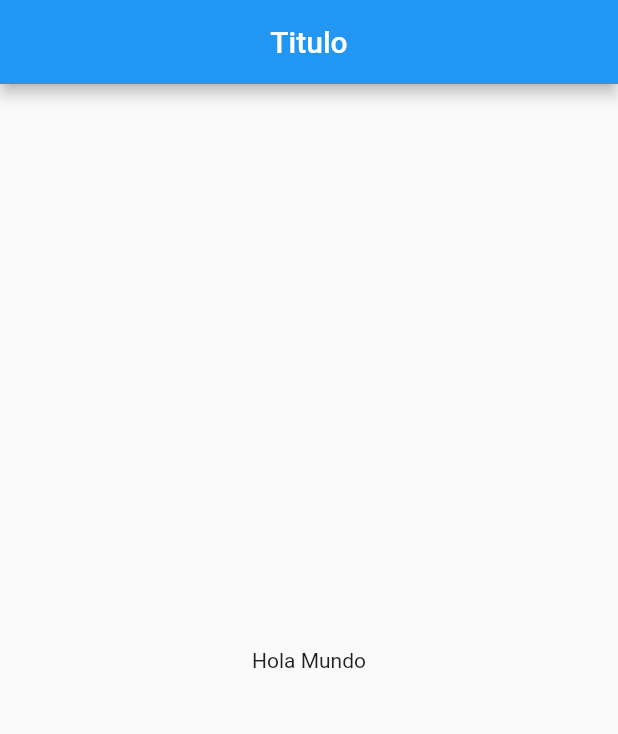
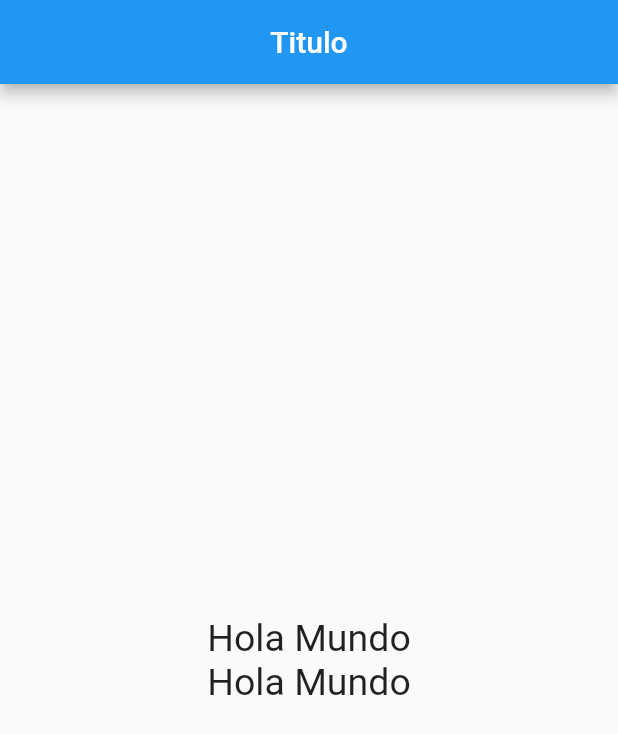
Before and after one commit to LuisYauri/flutter, a Flutter app: the screen it shows after launch, on a phone screen of 412 x 824 dp. Shown: the top 734 px of the screen. Run offline on Flutter 3.47's test engine with Material 2 defaults, Android fonts, the phone set to English and light mode, and no system bars.

Commit message:
Add column an style

```diff
--- a/flutter_app/lib/src/pages/home_page.dart
+++ b/flutter_app/lib/src/pages/home_page.dart
@@ -1,7 +1,8 @@
-import 'package:flutter/cupertino.dart';
 import 'package:flutter/material.dart';
 
 class HomePage extends StatelessWidget {
+  final TextStyle styleText = new TextStyle(fontSize: 25);
+
   @override
   Widget build(BuildContext context) {
     // TODO: implement build
@@ -11,7 +12,19 @@ class HomePage extends StatelessWidget {
         centerTitle: true,
       ),
       body: Center(
-        child: Text('Hola Mundo'),
+        child: Column(
+          mainAxisAlignment: MainAxisAlignment.center,
+          children: <Widget>[
+            Text(
+              'Hola Mundo',
+              style: styleText,
+            ),
+            Text(
+              'Hola Mundo',
+              style: styleText,
+            ),
+          ],
+        ),
       ),
     );
   }
```
Also changed, not shown: 1 other file.
